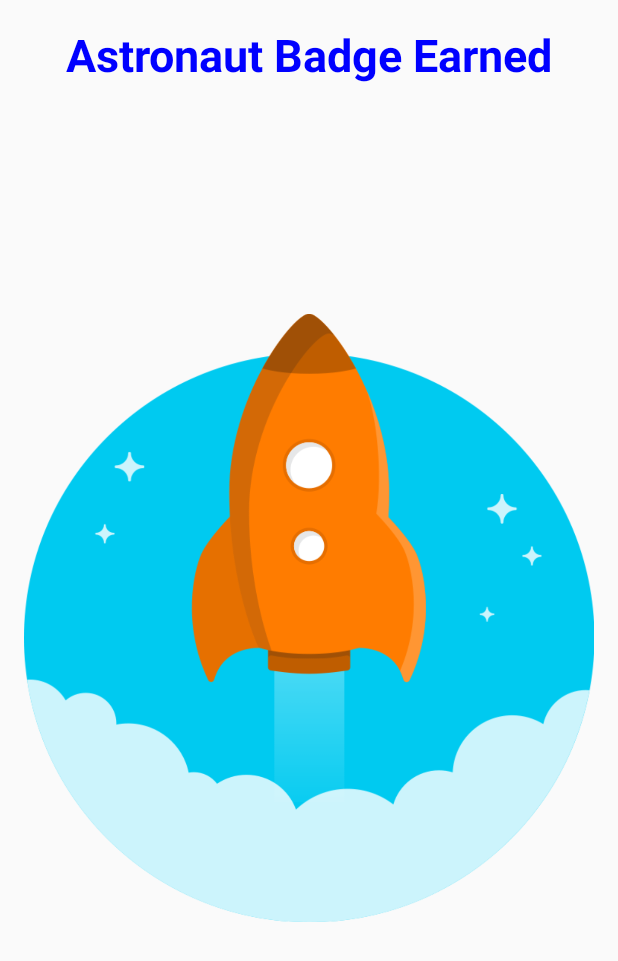
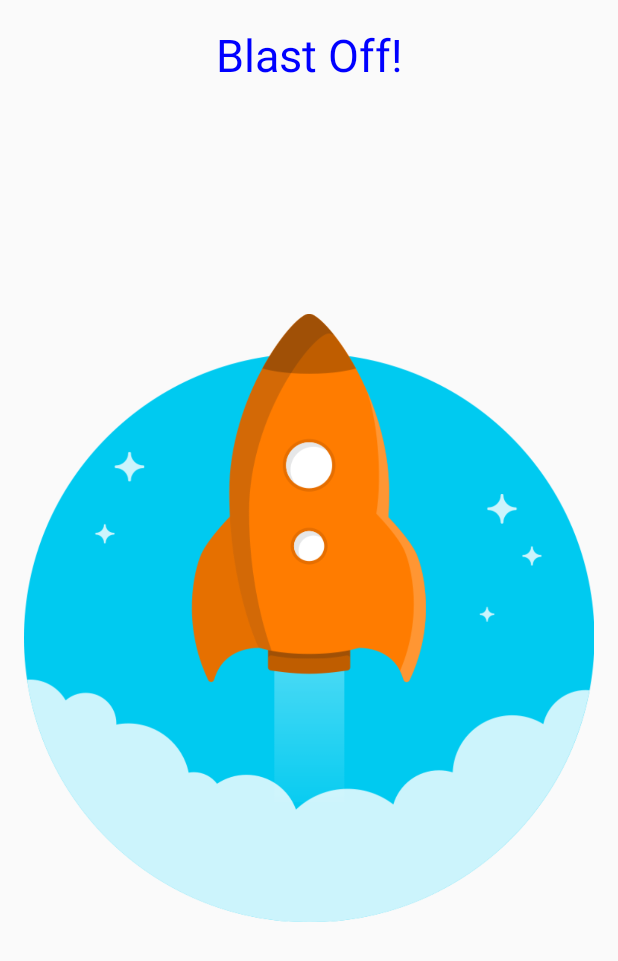
Before and after one commit to Billy1301/BlastOff, an Android app: the IncentiveActivity screen opened directly, with no data from a screen before it, on a phone screen of 412 x 824 dp. Shown: the top 961 px of the screen. Run offline under Robolectric (Android 15) with nearby library versions, the light colour scheme and no system bars; Roboto replaces fonts that are not available here; 1 statement that could not run was skipped.

Commit message:
rocket blasts off and vibrates

```diff
--- a/SpaceApp/app/src/main/AndroidManifest.xml
+++ b/SpaceApp/app/src/main/AndroidManifest.xml
@@ -4,6 +4,7 @@
     package="com.example.billy.spaceapp">
 
     <uses-permission android:name="android.permission.INTERNET" />
+    <uses-permission android:name="android.permission.VIBRATE"/>
     <uses-feature android:name="android.hardware.camera"
         android:required="true" />
     <uses-feature android:name="android.hardware.camera.autofocus" />
--- a/SpaceApp/app/src/main/java/com/example/billy/spaceapp/IncentiveActivity.java
+++ b/SpaceApp/app/src/main/java/com/example/billy/spaceapp/IncentiveActivity.java
@@ -1,27 +1,18 @@
 package com.example.billy.spaceapp;
 
-import android.content.SharedPreferences;
+import android.content.Context;
+import android.graphics.Typeface;
 import android.os.Bundle;
-import android.preference.PreferenceManager;
+import android.os.Vibrator;
 import android.support.v7.app.AppCompatActivity;
+import android.view.View;
 import android.widget.ImageView;
-
-import com.example.billy.spaceapp.Learn.Fragment.PlanetFragment;
+import android.widget.TextView;
 
 public class IncentiveActivity extends AppCompatActivity {
 
-    ImageView createBadge;
-    ImageView trainBadge;
-    ImageView languageBadge;
-    ImageView learnBadge;
     ImageView rocketship;
-
-    SharedPreferences sharedPreferences;
-
-    Boolean create;
-    Boolean train;
-    Boolean language;
-    Boolean learn;
+    TextView title;
 
     @Override
     protected void onCreate(Bundle savedInstanceState) {
@@ -29,43 +20,24 @@ public class IncentiveActivity extends AppCompatActivity {
         setContentView(R.layout.activity_incentive);
 
         setViews();
-        sharedPreferences = PreferenceManager.getDefaultSharedPreferences(this);
-        //getBooleans();
-        //booleansCheck();
-
+        makeRocketTakeOff();
     }
 
-
-
-
     private void setViews() {
-        createBadge = (ImageView) findViewById(R.id.create_badge);
-        trainBadge = (ImageView) findViewById(R.id.train_badge);
-        languageBadge = (ImageView) findViewById(R.id.languages_badge);
-        learnBadge = (ImageView) findViewById(R.id.learn_badge);
         rocketship = (ImageView) findViewById(R.id.rocketship);
+        title = (TextView) findViewById(R.id.incentive_textView);
+        Typeface typeface = Typeface.createFromAsset(getAssets(), "scribble_box_font.ttf");
+        title.setTypeface(typeface);
     }
 
-    private void getBooleans() {
-        create = sharedPreferences.getBoolean(CreateActivity.CREATE_BOOLEAN_CODE, create);
-        learn = sharedPreferences.getBoolean(PlanetFragment.BOOLEAN_CODE, create);
-    }
-
-    private void booleansCheck() {
-        if (create) {
-            createBadge.setImageResource(R.drawable.blastoff_logo);
-        }
-        if (train) {
-            trainBadge.setImageResource(R.drawable.blastoff_logo);
-        }
-        if (language) {
-            languageBadge.setImageResource(R.drawable.blastoff_logo);
-        }
-        if (learn) {
-            learnBadge.setImageResource(R.drawable.blastoff_logo);
-        }
-        if (train && create && language && learn) {
-            rocketship.animate().translationY(5000).setDuration(3000);
-        }
+    private void makeRocketTakeOff() {
+        rocketship.setOnClickListener(new View.OnClickListener() {
+            @Override
+            public void onClick(View v) {
+                Vibrator vibrator = (Vibrator) getApplicationContext().getSystemService(Context.VIBRATOR_SERVICE);
+                vibrator.vibrate(1500);
+                rocketship.animate().translationY(-5000).setDuration(4000);
+            }
+        });
     }
 }
--- a/SpaceApp/app/src/main/res/layout/activity_incentive.xml
+++ b/SpaceApp/app/src/main/res/layout/activity_incentive.xml
@@ -10,45 +10,14 @@
     tools:context="com.example.billy.spaceapp.IncentiveActivity">
 
     <TextView
+        android:id="@+id/incentive_textView"
         android:layout_width="match_parent"
         android:layout_height="wrap_content"
-        android:text="Astronaut Badge Earned"
+        android:text="@string/app_name"
         android:textSize="30sp"
         android:textStyle="bold"
         android:textColor="@color/colorPrimaryDark"
         android:gravity="center_horizontal"/>
-
-    <LinearLayout
-        android:layout_width="match_parent"
-        android:layout_height="wrap_content"
-        android:orientation="horizontal">
-
-        <ImageView
-            android:id="@+id/create_badge"
-            android:layout_width="wrap_content"
-            android:layout_height="wrap_content" />
-
-        <ImageView
-            android:id="@+id/learn_badge"
-            android:layout_width="wrap_content"
-            android:layout_height="wrap_content" />
-    </LinearLayout>
-
-    <LinearLayout
-        android:layout_width="match_parent"
-        android:layout_height="wrap_content"
-        android:orientation="horizontal">
-
-        <ImageView
-            android:id="@+id/languages_badge"
-            android:layout_width="wrap_content"
-            android:layout_height="wrap_content" />
-
-        <ImageView
-            android:id="@+id/train_badge"
-            android:layout_width="wrap_content"
-            android:layout_height="wrap_content" />
-    </LinearLayout>
 
     <ImageView
         android:id="@+id/rocketship"
--- a/SpaceApp/app/src/main/res/layout/fragment_language.xml
+++ b/SpaceApp/app/src/main/res/layout/fragment_language.xml
@@ -13,7 +13,8 @@
             android:layout_height="wrap_content"
             android:layout_gravity="center_horizontal"
             android:layout_margin="5dp"
-            android:textSize="22sp"/>
+            android:textSize="22sp"
+            android:textColor="@color/colorPrimaryDark"/>
 
         <TextView
             android:layout_width="match_parent"
```
